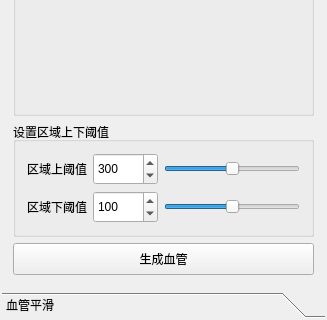
Before: the Qt Designer form Plugins/Mipf_Plugin_VesselSegmentation/VesselSegmentationController.ui in linson7017/MIPF, drawn with Qt 5; both pictures show x 0 to 327 and y 279 to 599 of the 327 by 599 pixel window.
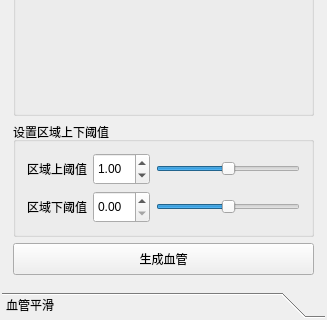
After: the same form once the commit is applied. Icons and pictures are not drawn. Custom widgets are drawn as their Qt base class.

```diff
--- a/Plugins/Mipf_Plugin_VesselSegmentation/VesselSegmentationController.ui
+++ b/Plugins/Mipf_Plugin_VesselSegmentation/VesselSegmentationController.ui
@@ -151,7 +151,7 @@
              </widget>
             </item>
             <item>
-             <widget class="QSpinBox" name="spbxUpperThreshold">
+             <widget class="QDoubleSpinBox" name="spbxUpperThreshold">
               <property name="sizePolicy">
                <sizepolicy hsizetype="Preferred" vsizetype="Fixed">
                 <horstretch>0</horstretch>
@@ -164,14 +164,8 @@
                 <height>32</height>
                </size>
               </property>
-              <property name="minimum">
-               <number>-32767</number>
-              </property>
-              <property name="maximum">
-               <number>32767</number>
-              </property>
               <property name="value">
-               <number>300</number>
+               <double>1.000000000000000</double>
               </property>
              </widget>
             </item>
@@ -212,7 +206,7 @@
              </widget>
             </item>
             <item>
-             <widget class="QSpinBox" name="spbxLowerThreshold">
+             <widget class="QDoubleSpinBox" name="spbxLowerThreshold">
               <property name="sizePolicy">
                <sizepolicy hsizetype="Preferred" vsizetype="Fixed">
                 <horstretch>0</horstretch>
@@ -225,15 +219,6 @@
                 <height>32</height>
                </size>
               </property>
-              <property name="minimum">
-               <number>-32767</number>
-              </property>
-              <property name="maximum">
-               <number>32767</number>
-              </property>
-              <property name="value">
-               <number>100</number>
-              </property>
              </widget>
             </item>
             <item>
@@ -431,17 +416,17 @@
  </widget>
  <layoutdefault spacing="6" margin="11"/>
  <customwidgets>
+  <customwidget>
+   <class>QmitkDataStorageComboBox</class>
+   <extends>QComboBox</extends>
+   <header>QmitkDataStorageComboBox.h</header>
+  </customwidget>
   <customwidget>
    <class>QmitkPointListWidget</class>
    <extends>QWidget</extends>
    <header location="global">QmitkPointListWidget.h</header>
    <container>1</container>
   </customwidget>
-  <customwidget>
-   <class>QmitkDataStorageComboBox</class>
-   <extends>QComboBox</extends>
-   <header location="global">QmitkDataStorageComboBox.h</header>
-  </customwidget>
  </customwidgets>
  <resources/>
  <connections>
```
Left out of the diff: 124 changed lines with no effect on the pictures.
